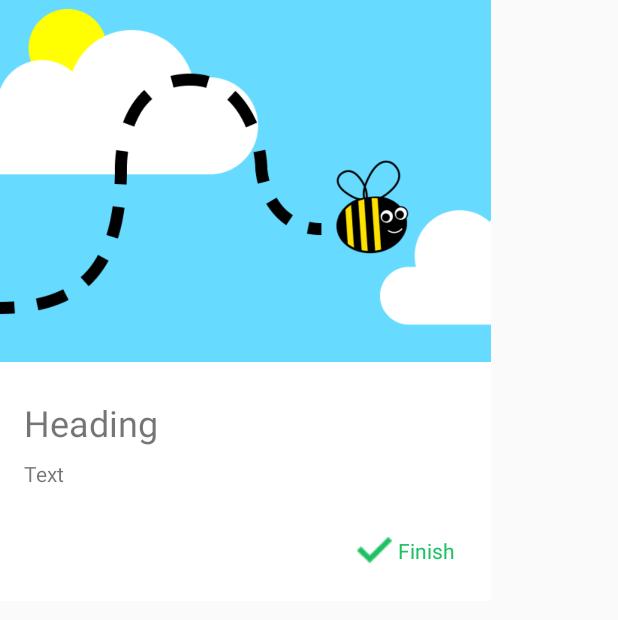
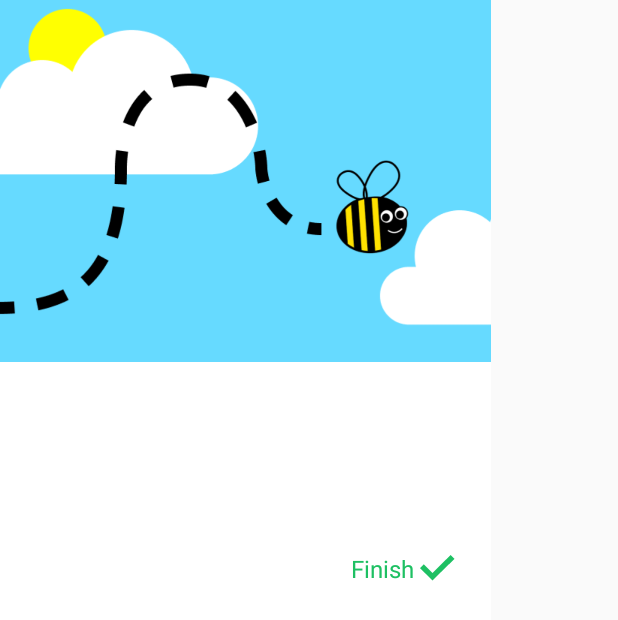
Before and after one commit to uwblueprint/foe-android, an Android app: the layout dialog_general.xml on its own in the app's theme, with its tools: preview values and no code run, on a phone screen of 412 x 824 dp. Shown: the top 620 px of the screen. Run offline under Robolectric (Android 15) with nearby library versions, the phone set to English and light mode, and no system bars.

Commit message:
Addressing comments and moving stuff to xml

```diff
--- a/BeeTracker/app/src/main/java/com/blueprint/foe/beetracker/BeeAlertDialog.java
+++ b/BeeTracker/app/src/main/java/com/blueprint/foe/beetracker/BeeAlertDialog.java
@@ -11,6 +11,8 @@ import android.view.View;
 import android.widget.ImageView;
 import android.widget.TextView;
 
+import com.blueprint.foe.beetracker.Listeners.BeeAlertDialogListener;
+
 /**
  * A generic dialog that should be modified for each type of dialog using the Bundle passed into
  * onCreateDialog.
@@ -20,10 +22,6 @@ public class BeeAlertDialog extends DialogFragment {
     public static final String HEADING = "HEADING";
     public static final String PARAGRAPH = "PARAGRAPH";
     BeeAlertDialogListener mListener;
-
-    public interface BeeAlertDialogListener {
-        void onDialogFinishClick();
-    }
 
     @Override
     public void onAttach(Context context) {
--- a/BeeTracker/app/src/main/java/com/blueprint/foe/beetracker/IdentifyFragment.java
+++ b/BeeTracker/app/src/main/java/com/blueprint/foe/beetracker/IdentifyFragment.java
@@ -14,6 +14,7 @@ import android.widget.ImageView;
 import android.widget.TextView;
 import android.widget.Toast;
 
+import com.blueprint.foe.beetracker.Listeners.OnBeePartSelectedListener;
 import com.blueprint.foe.beetracker.Model.BeePart;
 import com.blueprint.foe.beetracker.Model.PartsPickerAdapter;
 import com.blueprint.foe.beetracker.Model.Submission;
--- /dev/null
+++ b/BeeTracker/app/src/main/java/com/blueprint/foe/beetracker/Listeners/BeeAlertDialogListener.java
@@ -0,0 +1,8 @@
+package com.blueprint.foe.beetracker.Listeners;
+
+/**
+ * The listener for dialog boxes
+ */
+public interface BeeAlertDialogListener {
+    void onDialogFinishClick();
+}
--- a/BeeTracker/app/src/main/java/com/blueprint/foe/beetracker/OnBeePartSelectedListener.java
+++ b/BeeTracker/app/src/main/java/com/blueprint/foe/beetracker/Listeners/OnBeePartSelectedListener.java
@@ -1,4 +1,4 @@
-package com.blueprint.foe.beetracker;
+package com.blueprint.foe.beetracker.Listeners;
 
 /**
  * This interface lets the BeePickerAdapter tell the IdentifyFragment that an item has been
--- a/BeeTracker/app/src/main/java/com/blueprint/foe/beetracker/Model/PartsPickerAdapter.java
+++ b/BeeTracker/app/src/main/java/com/blueprint/foe/beetracker/Model/PartsPickerAdapter.java
@@ -12,7 +12,7 @@ import android.view.View;
 import android.view.ViewGroup;
 import android.widget.ImageView;
 
-import com.blueprint.foe.beetracker.OnBeePartSelectedListener;
+import com.blueprint.foe.beetracker.Listeners.OnBeePartSelectedListener;
 import com.blueprint.foe.beetracker.R;
 import com.blueprint.foe.beetracker.SubmissionInterface;
 
--- a/BeeTracker/app/src/main/java/com/blueprint/foe/beetracker/ReviewFragment.java
+++ b/BeeTracker/app/src/main/java/com/blueprint/foe/beetracker/ReviewFragment.java
@@ -26,14 +26,12 @@ import com.google.android.gms.location.places.ui.PlaceSelectionListener;
  * This fragment will allow the user to review the species, location, as well as add the
  * environment type and current weather.
  */
-public class ReviewFragment extends Fragment  {
+public class ReviewFragment extends Fragment {
     private static final String TAG = ReviewFragment.class.toString();
 
     public View onCreateView(LayoutInflater inflater, ViewGroup container,
                              Bundle savedInstanceState) {
         View view = inflater.inflate(R.layout.review_fragment, container, false);
-
-        final ReviewFragment fragment = this;
 
         TextView submitButton = (TextView) view.findViewById(R.id.submitButton);
         submitButton.setOnClickListener(new View.OnClickListener() {
--- a/BeeTracker/app/src/main/java/com/blueprint/foe/beetracker/SubmissionActivity.java
+++ b/BeeTracker/app/src/main/java/com/blueprint/foe/beetracker/SubmissionActivity.java
@@ -7,12 +7,13 @@ import android.os.Bundle;
 import android.util.Log;
 import android.widget.Toast;
 
+import com.blueprint.foe.beetracker.Listeners.BeeAlertDialogListener;
 import com.blueprint.foe.beetracker.Model.StorageAccessor;
 import com.blueprint.foe.beetracker.Model.Submission;
 
 import java.io.IOException;
 
-public class SubmissionActivity extends AppCompatActivity implements SubmissionInterface, BeeAlertDialog.BeeAlertDialogListener {
+public class SubmissionActivity extends AppCompatActivity implements SubmissionInterface, BeeAlertDialogListener {
     public static final int MY_PERMISSIONS_REQUEST_WRITE_EXTERNAL_STORAGE = 1;
     private static final String TAG = SubmissionActivity.class.toString();
     private Submission submission;
--- a/BeeTracker/app/src/main/res/layout/dialog_general.xml
+++ b/BeeTracker/app/src/main/res/layout/dialog_general.xml
@@ -6,8 +6,8 @@
     android:background="@color/white">
     <ImageView
         android:src="@drawable/bee_image_popup"
-        android:layout_width="327dp"
-        android:layout_height="241dp"
+        android:layout_width="@dimen/popup_image_width"
+        android:layout_height="@dimen/popup_image_height"
         android:id="@+id/dialog_image"
         android:layout_alignParentTop="true"
         android:scaleType="centerCrop"/>
@@ -16,17 +16,21 @@
         android:layout_below="@id/dialog_image"
         android:layout_width="match_parent"
         android:layout_height="wrap_content"
-        android:paddingTop="24dp"
-        android:paddingStart="16dp"
-        android:text="Heading"
-        android:textSize="24sp"/>
+        android:textColor="@color/black"
+        android:paddingTop="@dimen/big_padding"
+        android:paddingStart="@dimen/big_padding"
+        android:text=""
+        android:textStyle="bold"
+        android:textSize="@dimen/popup_heading_text_size"/>
     <TextView
         android:id="@+id/paragraph"
         android:layout_below="@id/heading"
-        android:paddingStart="16dp"
-        android:paddingTop="8dp"
-        android:paddingBottom="8dp"
-        android:text="Text"
+        android:paddingStart="@dimen/big_padding"
+        android:paddingTop="@dimen/small_padding"
+        android:paddingBottom="@dimen/small_padding"
+        android:text=""
+        android:textSize="@dimen/popup_text_size"
+        android:textColor="@color/black"
         android:layout_width="match_parent"
         android:layout_height="wrap_content" />
     <TextView
@@ -34,14 +38,15 @@
         android:layout_alignParentRight="true"
         android:layout_below="@id/paragraph"
         android:text="@string/finish"
-        android:drawablePadding="4dp"
+        android:drawablePadding="@dimen/tiny_padding"
         android:gravity="end"
+        android:textSize="@dimen/popup_text_size"
         android:textColor="@color/grassGreen"
-        android:drawableLeft="@drawable/icon_done_popup"
-        android:paddingEnd="24dp"
-        android:paddingBottom="24dp"
-        android:paddingTop="24dp"
-        android:paddingStart="24dp"
+        android:drawableEnd="@mipmap/icon_done_checkmark_popup"
+        android:paddingEnd="@dimen/big_padding"
+        android:paddingBottom="@dimen/big_padding"
+        android:paddingTop="@dimen/big_padding"
+        android:paddingStart="@dimen/big_padding"
         android:layout_width="wrap_content"
         android:layout_height="wrap_content" />
 </RelativeLayout>
--- a/BeeTracker/app/src/main/res/values/dimens.xml
+++ b/BeeTracker/app/src/main/res/values/dimens.xml
@@ -15,4 +15,8 @@
     <dimen name="fact_title_text_size">20sp</dimen>
     <dimen name="fact_description_text_size">16sp</dimen>
     <dimen name="fact_completed_text_size">16sp</dimen>
+    <dimen name="popup_image_height">241dp</dimen>
+    <dimen name="popup_image_width">327dp</dimen>
+    <dimen name="popup_heading_text_size">30sp</dimen>
+    <dimen name="popup_text_size">16sp</dimen>
 </resources>
--- a/BeeTracker/app/src/main/res/values/strings.xml
+++ b/BeeTracker/app/src/main/res/values/strings.xml
@@ -15,7 +15,7 @@
     <string name="face">FACE</string>
     <string name="thorax">THORAX</string>
     <string name="abdomen">ABDOMEN</string>
-    <string name="submit_dialog_heading">Buzz Buzz!</string>
+    <string name="submit_dialog_heading">Buzz buzz!</string>
     <string name="submit_dialog_paragraph">(That\'s thank you in bee!)</string>
     <string name="home">Home</string>
     <string name="learn">Learn</string>
```
Also changed, not shown: BeeTracker/app/src/main/res/mipmap-hdpi/icon_done_checkmark_popup.png (added), BeeTracker/app/src/main/res/mipmap-mdpi/icon_done_checkmark_popup.png (renamed from BeeTracker/app/src/main/res/drawable/icon_done_popup.png), BeeTracker/app/src/main/res/mipmap-xhdpi/icon_done_checkmark_popup.png (added), BeeTracker/app/src/main/res/mipmap-xxhdpi/icon_done_checkmark_popup.png (added), BeeTracker/app/src/main/res/mipmap-xxxhdpi/icon_done_checkmark_popup.png (added).
